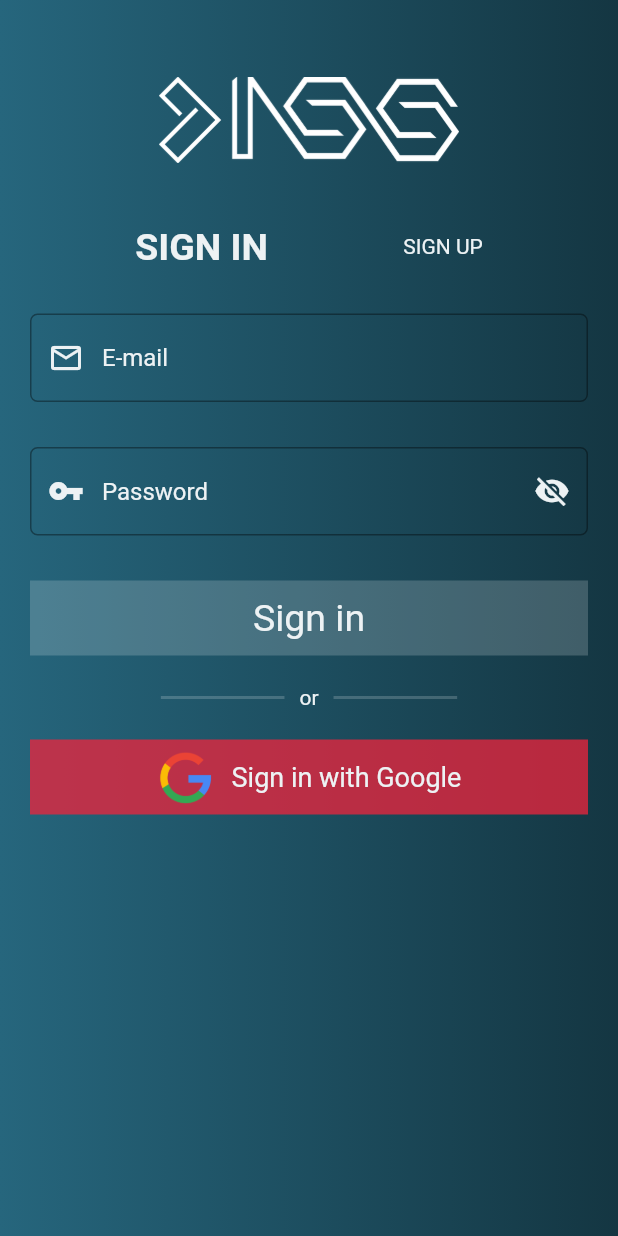
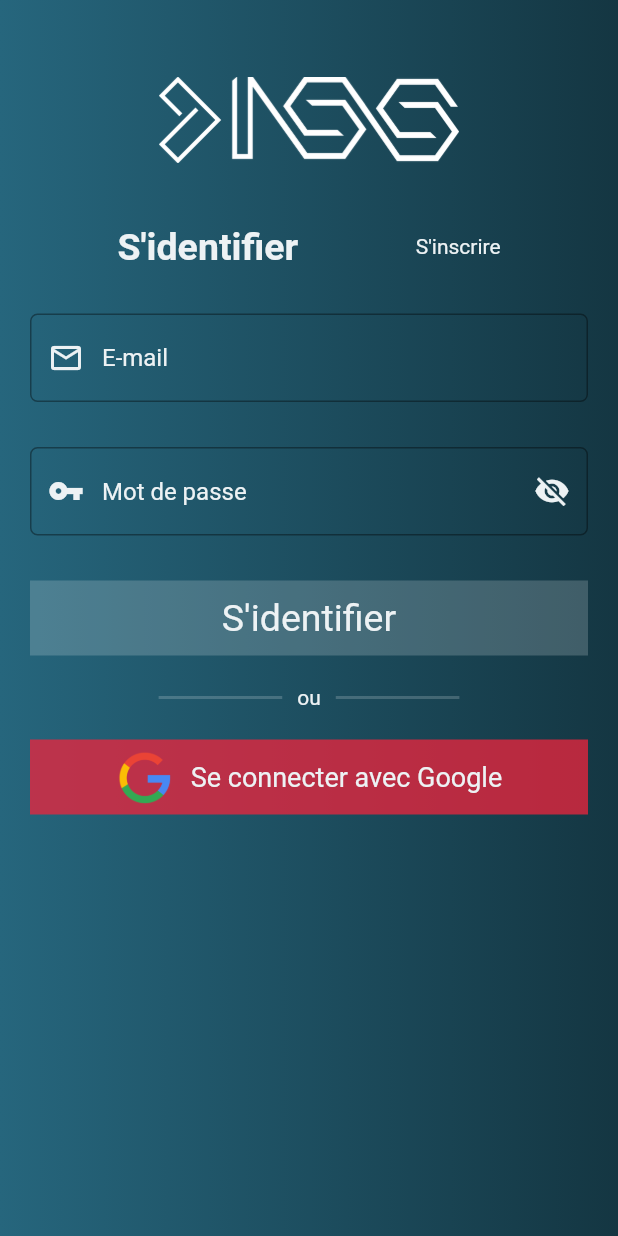
Before and after one commit to Djameleddine21/Signali, a Flutter app: the screen it shows after launch, on a phone screen of 412 x 824 dp. Run offline on Flutter 3.47's test engine with Material 2 defaults, Android fonts, the phone set to English and light mode, and no system bars; our stand-ins replace firebase_auth, google_maps_flutter, google_sign_in; accounts and stored records are empty; generated files the repository leaves out were written again.

Commit message:
trun login in French

```diff
--- a/lib/screens/login/login_page.dart
+++ b/lib/screens/login/login_page.dart
@@ -1,5 +1,4 @@
 import 'package:flutter/material.dart';
-import 'package:signalini/screens/userinfo/userinfo_page.dart';
 import 'package:signalini/services/auth_service.dart';
 import 'package:signalini/utils/constants.dart';
 import 'package:signalini/validator/validator.dart';
@@ -80,8 +79,8 @@ class _LoginPageState extends State<LoginPage> {
                           selectedSign = 0;
                         });
                       },
-                      child:
-                          Text("SIGN IN", style: selectedSign == 0 ? selectedText : whiteText),
+                      child: Text("S'identifier",
+                          style: selectedSign == 0 ? selectedText : whiteText),
                     ),
                     InkWell(
                       onTap: () {
@@ -89,8 +88,8 @@ class _LoginPageState extends State<LoginPage> {
                           selectedSign = 1;
                         });
                       },
-                      child:
-                          Text("SIGN UP", style: selectedSign == 1 ? selectedText : whiteText),
+                      child: Text("S'inscrire",
+                          style: selectedSign == 1 ? selectedText : whiteText),
                     )
                   ],
                 ),
@@ -119,7 +118,7 @@ class _LoginPageState extends State<LoginPage> {
                     obscureText: !showPassowrd,
                     style: TextStyle(color: whiteColor),
                     decoration: inputDecoration.copyWith(
-                      hintText: 'Password',
+                      hintText: 'Mot de passe',
                       prefixIcon: Icon(Icons.vpn_key, color: whiteColor),
                       suffixIcon: showPassowrd
                           ? InkWell(
@@ -154,7 +153,10 @@ class _LoginPageState extends State<LoginPage> {
                     height: 50.0,
                     color: whiteColor.withOpacity(0.2),
                     alignment: Alignment.center,
-                    child: Text("Sign in", style: whiteText.copyWith(fontSize: 25.0)),
+                    child: Text(
+                      selectedSign == 0 ? "S'identifier" : "S'inscrire",
+                      style: whiteText.copyWith(fontSize: 25.0),
+                    ),
                   ),
                 ),
                 // OR
@@ -167,7 +169,7 @@ class _LoginPageState extends State<LoginPage> {
                       color: whiteColor.withOpacity(0.2),
                       margin: const EdgeInsets.only(right: 10.0),
                     ),
-                    Text("or", style: whiteText),
+                    Text("ou", style: whiteText),
                     Container(
                       height: 2.0,
                       width: _width * 0.2,
@@ -192,7 +194,10 @@ class _LoginPageState extends State<LoginPage> {
                       children: <Widget>[
                         Image.asset(iconPath + 'google.png', height: 40.0),
                         SizedBox(width: 10.0),
-                        Text("Sign in with Google", style: whiteText.copyWith(fontSize: 18.0)),
+                        Text(
+                          "Se connecter avec Google",
+                          style: whiteText.copyWith(fontSize: 18.0),
+                        ),
                       ],
                     ),
                   ),
```
Also changed, not shown: .VSCodeCounter/results.csv (deleted), .VSCodeCounter/results.txt (deleted), 2 other files.
